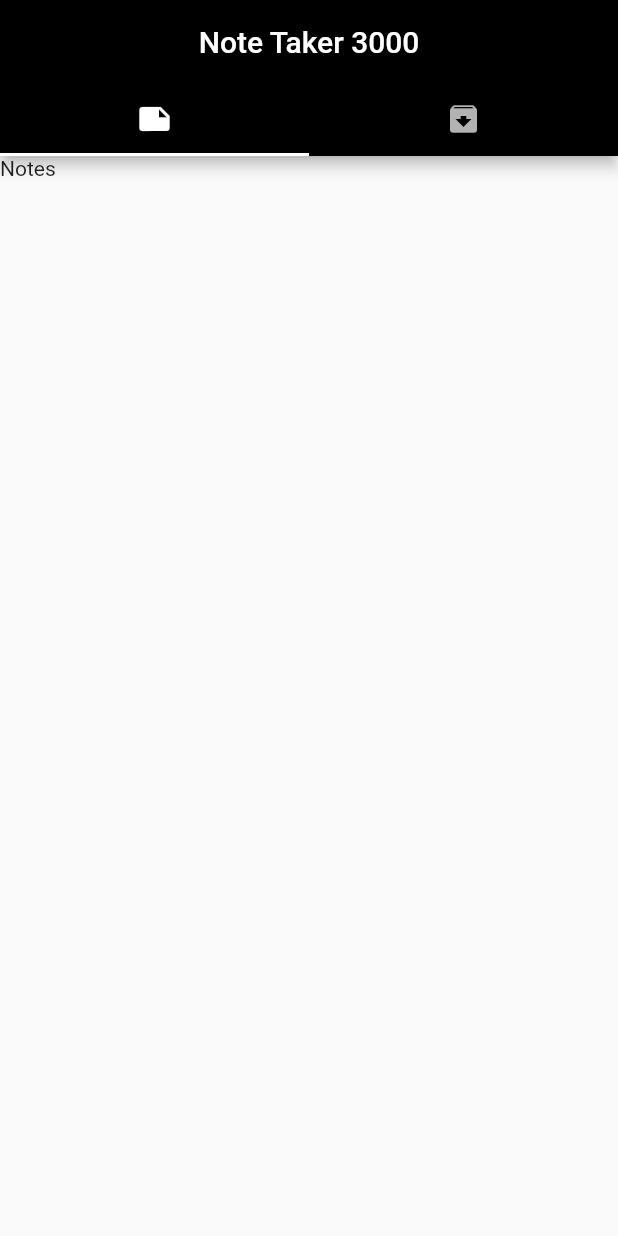
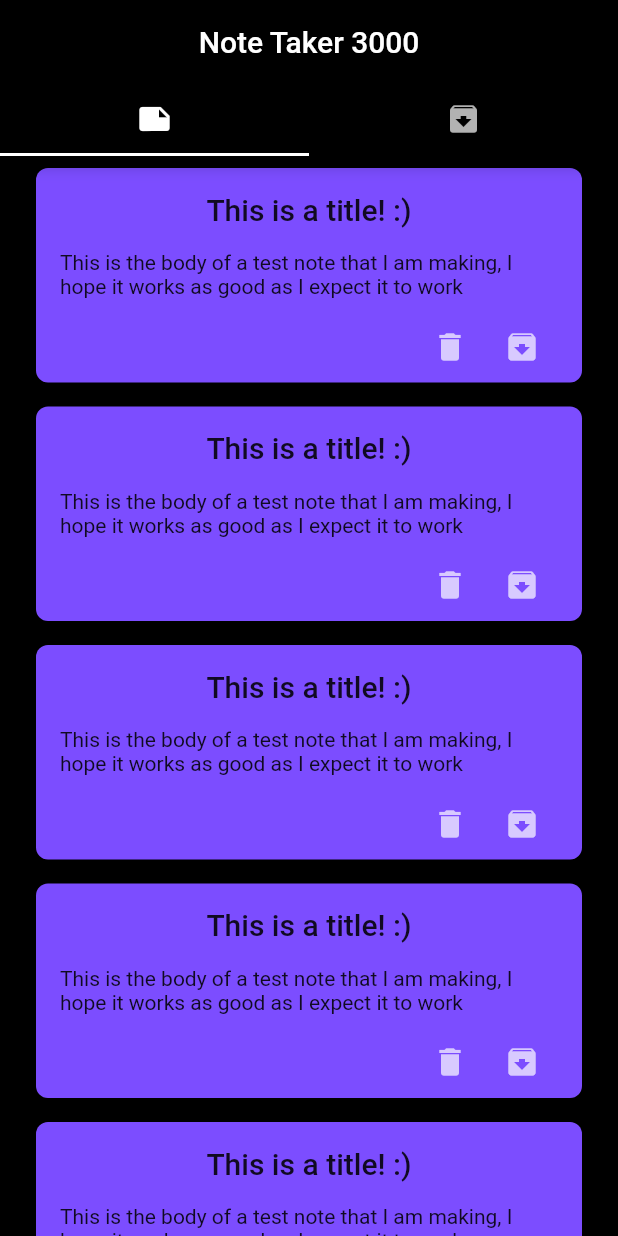
Before and after one commit to leopepe97/NoteTaker3000, a Flutter app: the screen it shows after launch, on a phone screen of 412 x 824 dp. Run offline on Flutter 3.47's test engine with Material 2 defaults, Android fonts, the phone set to English and light mode, and no system bars.

Commit message:
[IMP] Added Note Widget

```diff
--- a/lib/ui/archive_list.dart
+++ b/lib/ui/archive_list.dart
@@ -9,6 +9,7 @@ class _ArchiveListState extends State<ArchiveList> {
   @override
   Widget build(BuildContext context) {
     return Container(
+      color: Colors.black,
       child: Text('Archive'),
     );
   }
--- /dev/null
+++ b/lib/ui/note.dart
@@ -0,0 +1,71 @@
+import 'package:flutter/material.dart';
+import 'package:flutter/rendering.dart';
+
+class Note extends StatelessWidget {
+  const Note({
+    Key key,
+    @required this.title,
+    @required this.body,
+    @required this.color,
+    @required this.onDeletePressed,
+    @required this.onArchivePressed,
+  }) : super(key: key);
+
+  final String title;
+  final String body;
+  final Color color;
+  final Function() onDeletePressed;
+  final Function() onArchivePressed;
+
+  @override
+  Widget build(BuildContext context) {
+    return Padding(
+      padding: const EdgeInsets.symmetric(horizontal: 24, vertical: 8),
+      child: Material(
+        borderRadius: const BorderRadius.all(
+          Radius.circular(8),
+        ),
+        color: color,
+        child: Padding(
+          padding: const EdgeInsets.fromLTRB(16, 16, 16, 0),
+          child: buildNoteBody(context),
+        ),
+      ),
+    );
+  }
+
+  Widget buildNoteBody(BuildContext context) {
+    return Column(
+      mainAxisSize: MainAxisSize.min,
+      children: [
+        Text(
+          title,
+          style: Theme.of(context).textTheme.headline6,
+          textAlign: TextAlign.center,
+        ),
+        const SizedBox(height: 16),
+        Text(body),
+        const SizedBox(height: 8),
+        Row(
+          mainAxisAlignment: MainAxisAlignment.end,
+          children: [
+            IconButton(
+              icon: const Icon(
+                Icons.delete,
+                color: Colors.white70,
+              ),
+              onPressed: onDeletePressed,
+            ),
+            IconButton(
+              icon: const Icon(
+                Icons.archive,
+                color: Colors.white70,
+              ),
+              onPressed: onArchivePressed,
+            ),
+          ],
+        )
+      ],
+    );
+  }
+}
--- a/lib/ui/note_list.dart
+++ b/lib/ui/note_list.dart
@@ -1,4 +1,5 @@
 import 'package:flutter/material.dart';
+import 'package:note_taker_3000/ui/note.dart';
 
 class NoteList extends StatefulWidget {
   @override
@@ -9,7 +10,58 @@ class _NoteListState extends State<NoteList> {
   @override
   Widget build(BuildContext context) {
     return Container(
-      child: Text('Notes'),
+      color: Colors.black,
+      child: ListView.builder(
+        itemBuilder: (context, index) {
+          return noteList.elementAt(index);
+        },
+        itemCount: noteList.length,
+      ),
     );
   }
+
+  final noteList = [
+    Note(
+      title: 'This is a title! :)',
+      body: 'This is the body of a test note that I am making, I hope it works as good as I expect it to work',
+      color: Colors.deepPurpleAccent,
+      onDeletePressed: () => {},
+      onArchivePressed: () => {},
+    ),
+    Note(
+      title: 'This is a title! :)',
+      body: 'This is the body of a test note that I am making, I hope it works as good as I expect it to work',
+      color: Colors.deepPurpleAccent,
+      onDeletePressed: () => {},
+      onArchivePressed: () => {},
+    ),
+    Note(
+      title: 'This is a title! :)',
+      body: 'This is the body of a test note that I am making, I hope it works as good as I expect it to work',
+      color: Colors.deepPurpleAccent,
+      onDeletePressed: () => {},
+      onArchivePressed: () => {},
+    ),
+    Note(
+      title: 'This is a title! :)',
+      body: 'This is the body of a test note that I am making, I hope it works as good as I expect it to work',
+      color: Colors.deepPurpleAccent,
+      onDeletePressed: () => {},
+      onArchivePressed: () => {},
+    ),
+    Note(
+      title: 'This is a title! :)',
+      body: 'This is the body of a test note that I am making, I hope it works as good as I expect it to work',
+      color: Colors.deepPurpleAccent,
+      onDeletePressed: () => {},
+      onArchivePressed: () => {},
+    ),
+    Note(
+      title: 'This is a title! :)',
+      body: 'This is the body of a test note that I am making, I hope it works as good as I expect it to work',
+      color: Colors.deepPurpleAccent,
+      onDeletePressed: () => {},
+      onArchivePressed: () => {},
+    ),
+  ];
 }
```
